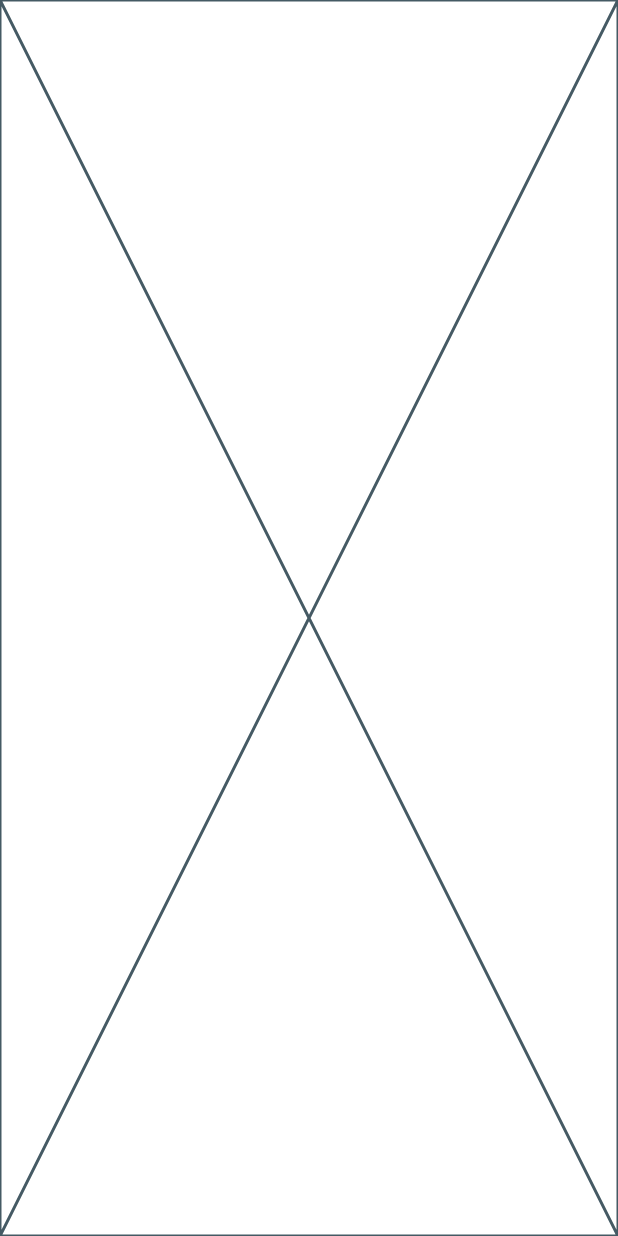
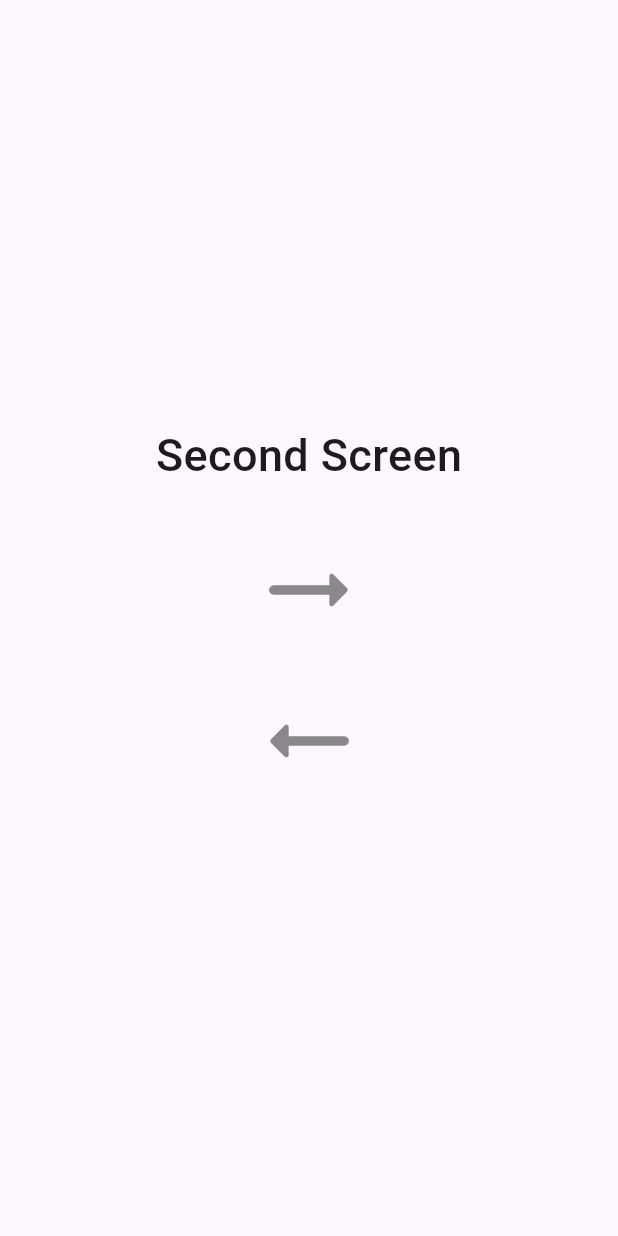
Before and after one commit to Ratndeep1999/daily_practice_of_flutter, a Flutter app: the screen it shows after launch, after a tap on the "arrow right alt" icon, on a phone screen of 412 x 824 dp. Run offline on Flutter 3.47's test engine with Material 3 defaults, Android fonts, the phone set to English and light mode, and no system bars.

Commit message:
second screen with pop and push navigation

```diff
--- a/lib/second_screen.dart
+++ b/lib/second_screen.dart
@@ -1,3 +1,4 @@
+import 'package:daily_practice/routes/named_routes.dart';
 import 'package:flutter/material.dart';
 
 class SecondScreen extends StatefulWidget {
@@ -10,6 +11,51 @@ class SecondScreen extends StatefulWidget {
 class _SecondScreenState extends State<SecondScreen> {
   @override
   Widget build(BuildContext context) {
-    return const Placeholder();
+    return Scaffold(
+      body: SafeArea(
+        child: Center(
+          child: Column(
+            mainAxisAlignment: MainAxisAlignment.center,
+            children: [
+              Text(
+                'Second Screen',
+                style: TextStyle(fontSize: 30, fontWeight: FontWeight.w500),
+              ),
+              SizedBox(height: 20,),
+              // push
+              IconButton(
+                onPressed: () {
+                  Navigator.of(context).pushNamed(kThirdScreen);
+                },
+                highlightColor: Colors.transparent,
+                splashRadius: 0.50,
+                icon: Icon(
+                  Icons.arrow_right_alt_rounded,
+                  size: 80,
+                  color: Colors.black45,
+                ),
+              ),
+              SizedBox(height: 5,),
+              // pop
+              RotatedBox(
+                quarterTurns: 2,
+                child: IconButton(
+                  onPressed: () {
+                    Navigator.of(context).pop();
+                  },
+                  highlightColor: Colors.transparent,
+                  splashRadius: 0.50,
+                  icon: Icon(
+                    Icons.arrow_right_alt_rounded,
+                    size: 80,
+                    color: Colors.black45,
+                  ),
+                ),
+              ),
+            ],
+          ),
+        ),
+      ),
+    );
   }
 }
```
